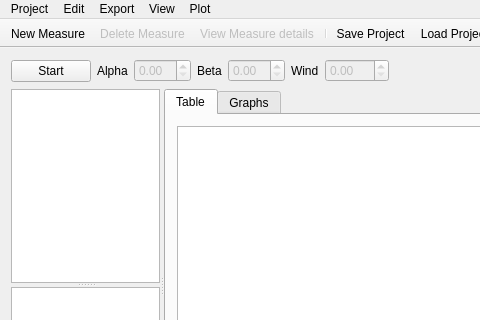
Old version of the form aeroistwindow.ui in the repository froque/AeroIST; both pictures show x 0 to 480 and y 0 to 320 of the 750 by 491 pixel window.
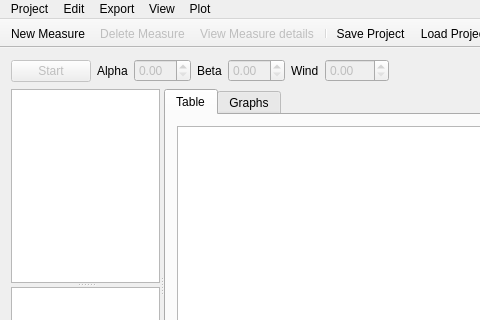
New version of the form. Custom widgets are drawn as their Qt base class.

```diff
--- a/aeroistwindow.ui
+++ b/aeroistwindow.ui
@@ -31,6 +31,9 @@
      <layout class="QHBoxLayout" name="horizontalLayout_2">
       <item>
        <widget class="QPushButton" name="ThreadButton">
+        <property name="enabled">
+         <bool>false</bool>
+        </property>
         <property name="text">
          <string>Start</string>
         </property>
```
